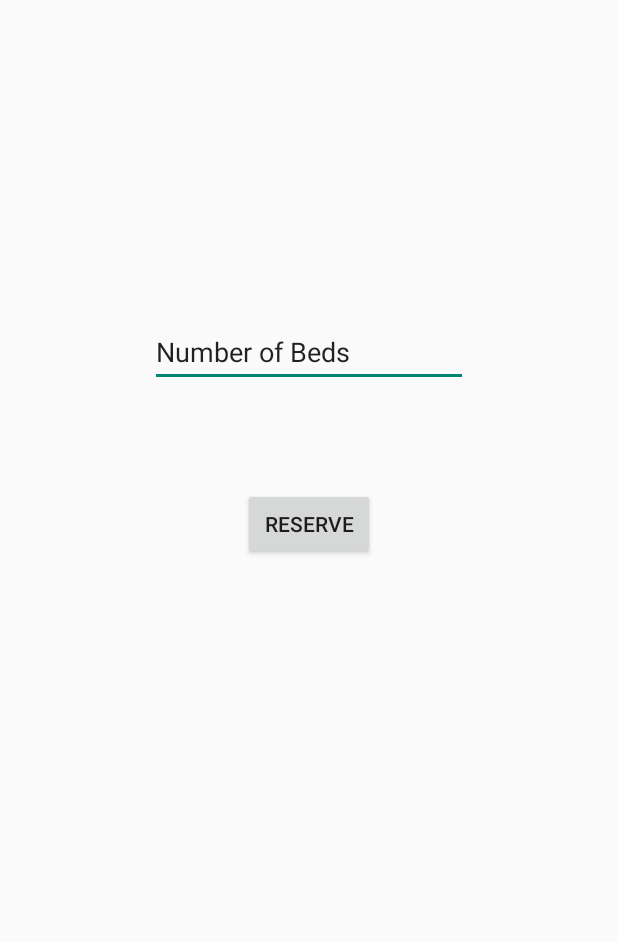
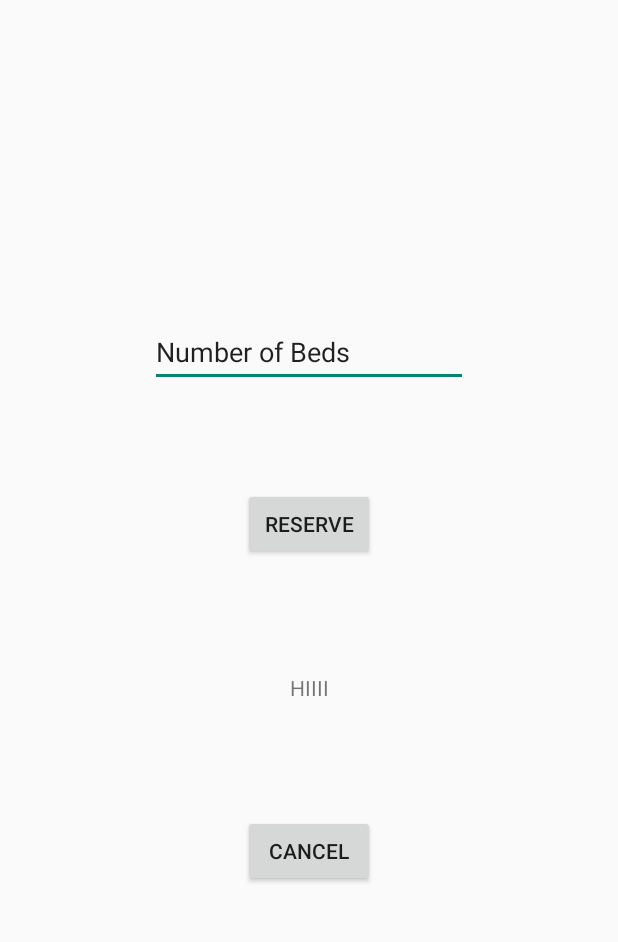
Before and after one commit to qw6722/Shelter-Finder, an Android app: the Reserve screen opened directly, with no data from a screen before it, after a tap on "RESERVE", on a phone screen of 412 x 824 dp, the part 94-1036 px from its top. Run offline under Robolectric (Android 15) with nearby library versions, the phone set to English and light mode, and no system bars; our stand-ins replace Firebase (no records; nobody signed in at launch, a user with empty details on screens opened directly); 12 statements that could not run were skipped.

Commit message:
Connected shelter space count to Firebase

```diff
--- a/app/src/main/java/com/example/saimada/shelterfinder/Reserve.java
+++ b/app/src/main/java/com/example/saimada/shelterfinder/Reserve.java
@@ -33,10 +33,12 @@ public class Reserve  extends AppCompatActivity{
 
     private TextView nameOfShelter;
     private EditText numOfBeds;
+    private TextView shelterCapacity;
     private Button reserve;
+    private Button cancel;
     private Toolbar toolbar;
     private DatabaseReference ref;
-
+    List<Shelter> list = new ArrayList<>();
     private String _numOfPeople;
 
 
@@ -49,6 +51,8 @@ public class Reserve  extends AppCompatActivity{
         nameOfShelter = (TextView) findViewById(R.id.NameOfShelter);
         numOfBeds = findViewById(R.id.NumberOfBeds);
         reserve =  findViewById(R.id.reserve);
+        shelterCapacity = (TextView) findViewById(R.id.shelterCapacity);
+        cancel = findViewById(R.id.cancel);
 
         toolbar = (Toolbar) findViewById(R.id.toolbarReserve);
         setSupportActionBar(toolbar);
@@ -58,39 +62,114 @@ public class Reserve  extends AppCompatActivity{
         Bundle extras = getIntent().getExtras();
 
         String name = extras.getString("shelter_name");
-        int cap = extras.getInt("shelter_intCapacity");
+        String cap = extras.getString("shelter_capacity");
 
         nameOfShelter.setKeyListener(null);
         nameOfShelter.setText(name);
+        shelterCapacity.setKeyListener(null);
+        shelterCapacity.setText("HIIII");
+
+        _numOfPeople = "";
+
+        /*ref = FirebaseDatabase.getInstance().getReference().child("Data");
+        ref.addValueEventListener(new ValueEventListener() {
+            @Override
+            public void onDataChange(DataSnapshot dataSnapshot) {
+                list = new ArrayList<Shelter>();
+                for(DataSnapshot dataSnapshot1 :dataSnapshot.getChildren()){
+
+                    Shelter value = dataSnapshot1.getValue(Shelter.class);
+                    list.add(value);
+
+                }
+            }
+
+            @Override
+            public void onCancelled(DatabaseError databaseError) {
+            }
+        });*/
 
         reserve.setOnClickListener(new View.OnClickListener() {
             @Override
             public void onClick(View view) {
-                getShelterCapacity();
                 _numOfPeople =  numOfBeds.getText().toString();
                 int _numIntOfPeople =  Integer.parseInt(_numOfPeople);
-                if (_numIntOfPeople < 0 || _numIntOfPeople > 50) { //get the int value of the shelter capacity
+                if (_numIntOfPeople < 0 || _numIntOfPeople > getShelterCapacity()) { //get the int value of the shelter capacity
                     Toast.makeText(Reserve.this, "Number invalid. It must be positive and less than the shelter capacity.",
                             Toast.LENGTH_SHORT).show();
                     _numIntOfPeople = 0;
+                } else {
+                    String cap = "Blah";
+                    setShelterCapacity(_numIntOfPeople, cap);
                 }
+            }
+        });
+
+        cancel.setOnClickListener(new View.OnClickListener() {
+            @Override
+            public void onClick(View view) {
+                String cap = "Blah";
+                int _numIntOfPeople = Integer.parseInt(_numOfPeople);
+                addShelterCapacity(_numIntOfPeople, cap);
             }
         });
     }
 
     //create a method that gets the data from Firebase and returns the shelter's reservation int
-    public void getShelterCapacity() {
-
+    public int getShelterCapacity() {
         Bundle extras = getIntent().getExtras();
         String name = extras.getString("shelter_name");
-        int cap = extras.getInt("shelter_intCapacity");
-        System.out.println(name);
-        System.out.println(cap);
-        //return cap;
+        String cap = extras.getString("shelter_capacity");
+        int capInt = Integer.parseInt(cap);
+        return capInt;
     }
 
-    public void setShelterCapacity() {
+    public void setShelterCapacity(int reservations, String capacity) {
+        Bundle extras = getIntent().getExtras();
+        String name = extras.getString("shelter_name");
+        capacity = extras.getString("shelter_capacity");
+        final int reserve = Integer.parseInt(capacity) - reservations;
 
+        ref = FirebaseDatabase.getInstance().getReference().child("Data");
+        ref.child(findParent()).addListenerForSingleValueEvent(new ValueEventListener() {
+            @Override
+            public void onDataChange(DataSnapshot dataSnapshot) {
+                dataSnapshot.getRef().child("Capacity").setValue("" + reserve);
+            }
+            @Override
+            public void onCancelled(DatabaseError databaseError) {
+            }
+        });
+
+        //capacity = extras.getString("shelter_capacity");
+    }
+
+    public void addShelterCapacity(int reservations, String capacity) {
+        Bundle extras = getIntent().getExtras();
+        String name = extras.getString("shelter_name");
+        capacity = extras.getString("shelter_capacity");
+        final int reserve = Integer.parseInt(capacity) + reservations;
+
+        ref = FirebaseDatabase.getInstance().getReference().child("Data");
+        ref.child(findParent()).addListenerForSingleValueEvent(new ValueEventListener() {
+            @Override
+            public void onDataChange(DataSnapshot dataSnapshot) {
+                dataSnapshot.getRef().child("Capacity").setValue("" + reserve);
+            }
+            @Override
+            public void onCancelled(DatabaseError databaseError) {
+            }
+        });
+
+        //capacity = extras.getString("shelter_capacity");
+    }
+
+    public String findParent() {
+        Bundle extras = getIntent().getExtras();
+        String name = extras.getString("shelter_name");
+        String cap = extras.getString("shelter_capacity");
+        String parent = extras.getString("shelter_key");
+        return parent;
     }
 
     @Override
--- a/app/src/main/res/layout/activity_reserve.xml
+++ b/app/src/main/res/layout/activity_reserve.xml
@@ -66,4 +66,32 @@
         app:layout_constraintTop_toTopOf="parent"
         app:layout_constraintVertical_bias="0.004"
         tools:layout_editor_absoluteX="8dp" />
+
+    <TextView
+        android:id="@+id/shelterCapacity"
+        android:layout_width="wrap_content"
+        android:layout_height="wrap_content"
+        android:layout_marginBottom="8dp"
+        android:layout_marginEnd="8dp"
+        android:layout_marginStart="8dp"
+        android:layout_marginTop="8dp"
+        android:text="TextView"
+        app:layout_constraintBottom_toTopOf="@+id/cancel"
+        app:layout_constraintEnd_toEndOf="parent"
+        app:layout_constraintStart_toStartOf="parent"
+        app:layout_constraintTop_toBottomOf="@+id/reserve" />
+
+    <Button
+        android:id="@+id/cancel"
+        android:layout_width="wrap_content"
+        android:layout_height="wrap_content"
+        android:layout_marginBottom="8dp"
+        android:layout_marginEnd="8dp"
+        android:layout_marginStart="8dp"
+        android:layout_marginTop="8dp"
+        android:text="Cancel"
+        app:layout_constraintBottom_toBottomOf="parent"
+        app:layout_constraintEnd_toEndOf="parent"
+        app:layout_constraintStart_toStartOf="parent"
+        app:layout_constraintTop_toBottomOf="@+id/reserve" />
 </android.support.constraint.ConstraintLayout>
```
Also changed, not shown: app/src/main/java/com/example/saimada/shelterfinder/LoginPage.java (+5 -4 lines), app/src/main/java/com/example/saimada/shelterfinder/Shelter.java (+5 -5 lines), 134 other files.
